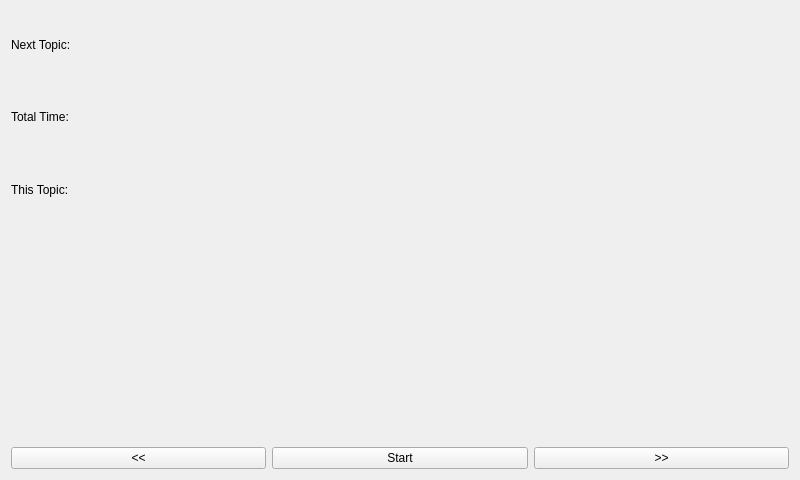
Above: MainWindow.ui from hardaker/Agenda before the change. Below: the same form after it.
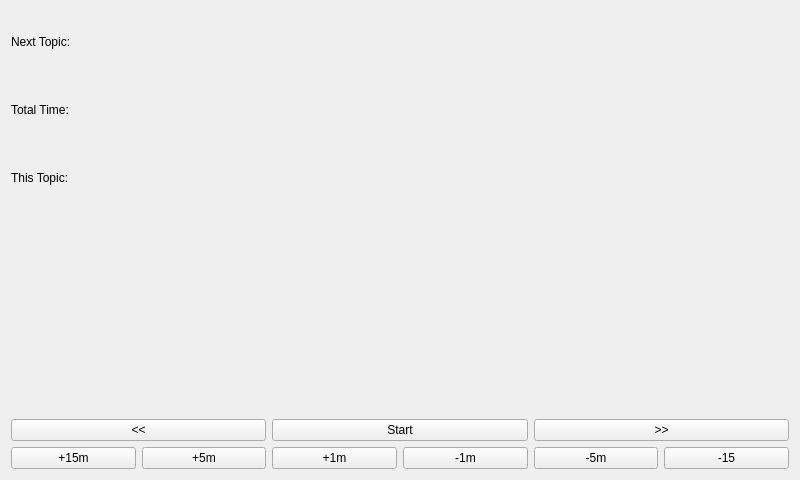
That is the form after the change.

Commit message: add/remove time buttons

```diff
--- a/MainWindow.ui
+++ b/MainWindow.ui
@@ -83,6 +83,9 @@
       </item>
       <item>
        <layout class="QHBoxLayout" name="horizontalLayout">
+        <property name="sizeConstraint">
+         <enum>QLayout::SetDefaultConstraint</enum>
+        </property>
         <item>
          <widget class="QPushButton" name="previous">
           <property name="text">
@@ -108,6 +111,55 @@
       </item>
      </layout>
     </item>
+    <item>
+     <layout class="QHBoxLayout" name="horizontalLayout_3">
+      <property name="sizeConstraint">
+       <enum>QLayout::SetDefaultConstraint</enum>
+      </property>
+      <item>
+       <widget class="QPushButton" name="plus15">
+        <property name="text">
+         <string>+15m</string>
+        </property>
+       </widget>
+      </item>
+      <item>
+       <widget class="QPushButton" name="plus5">
+        <property name="text">
+         <string>+5m</string>
+        </property>
+       </widget>
+      </item>
+      <item>
+       <widget class="QPushButton" name="plus1">
+        <property name="text">
+         <string>+1m</string>
+        </property>
+       </widget>
+      </item>
+      <item>
+       <widget class="QPushButton" name="minus1">
+        <property name="text">
+         <string>-1m</string>
+        </property>
+       </widget>
+      </item>
+      <item>
+       <widget class="QPushButton" name="minus5">
+        <property name="text">
+         <string>-5m</string>
+        </property>
+       </widget>
+      </item>
+      <item>
+       <widget class="QPushButton" name="minus15">
+        <property name="text">
+         <string>-15</string>
+        </property>
+       </widget>
+      </item>
+     </layout>
+    </item>
    </layout>
   </widget>
  </widget>
```
The commit also changes 4 other files.
